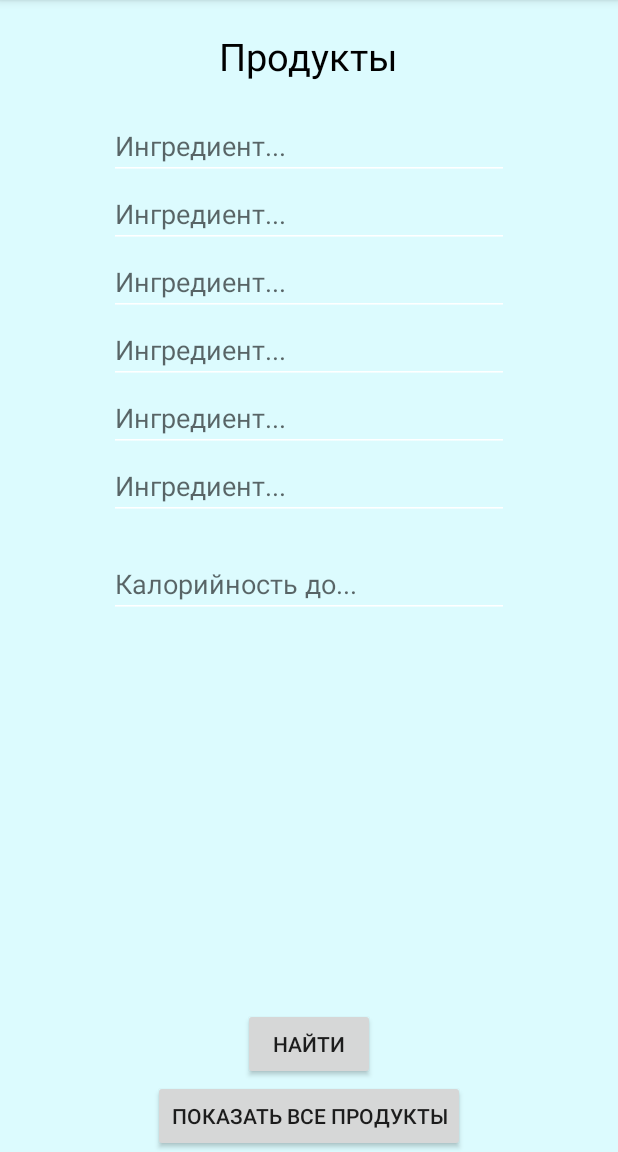
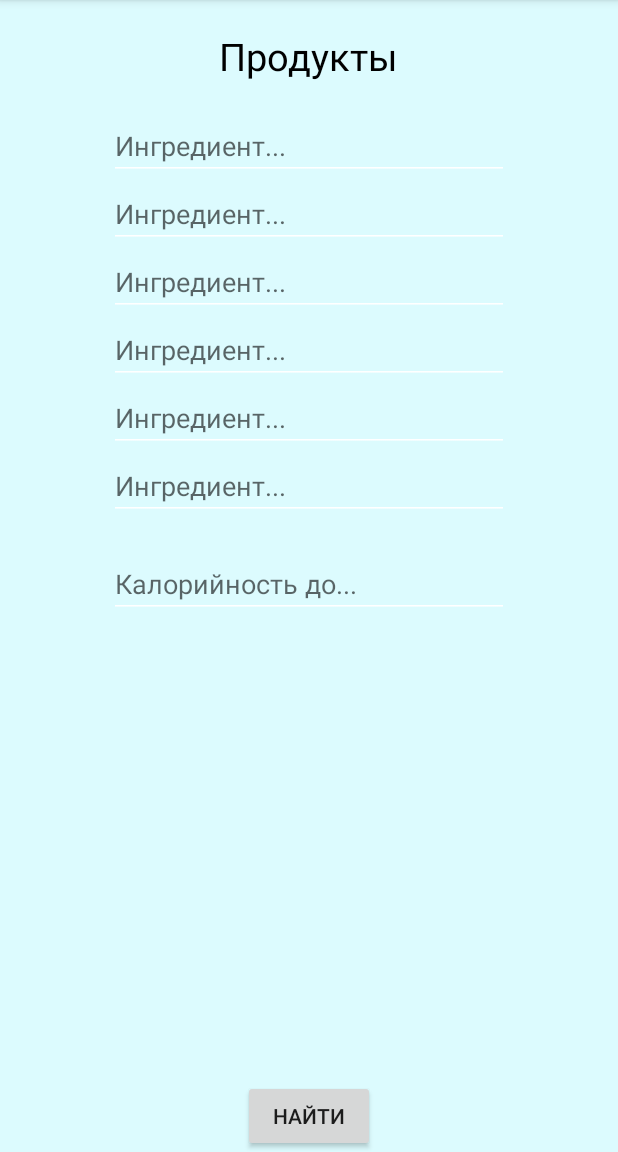
Before and after one commit to Elizaveta19/Recipes_Project, an Android app: the fragment SearchRecipesFragment placed in its activity, on a phone screen of 412 x 824 dp, the part 84-1236 px from its top. Run offline under Robolectric (Android 15) with nearby library versions, the phone set to English and light mode, and no system bars.

Commit message:
Revert "Для отката"
This reverts commit bb5e3eadcc4098b00ee305ff19e56408481230dd.

```diff
--- a/Recipes/app/build.gradle
+++ b/Recipes/app/build.gradle
@@ -24,5 +24,4 @@ dependencies {
     compile 'com.android.support:appcompat-v7:23.0.1'
     compile 'com.android.support:design:23.0.1'
     compile 'org.jsoup:jsoup:1.8.3'
-    compile group: 'org.apache.httpcomponents' , name: 'httpclient-android' , version: '4.3.5.1'
 }
--- a/Recipes/app/src/main/AndroidManifest.xml
+++ b/Recipes/app/src/main/AndroidManifest.xml
@@ -22,11 +22,6 @@
         <activity android:name=".RecipesResult"
             android:label="RecipesResult">
         </activity>
-
-        <activity
-            android:name=".AllProductsActivity"
-            android:label="All Products" >
-        </activity>
     </application>
 
 </manifest>
--- a/Recipes/app/src/main/java/com/acer/recipes/MainActivity.java
+++ b/Recipes/app/src/main/java/com/acer/recipes/MainActivity.java
@@ -133,6 +133,7 @@ public class MainActivity extends AppCompatActivity {
 
     @Override
     public boolean onCreateOptionsMenu(Menu menu) {
+        // Inflate the menu; this adds items to the action bar if it is present.
         getMenuInflater().inflate(R.menu.menu_main, menu);
         return true;
     }
--- a/Recipes/app/src/main/java/com/acer/recipes/RecipesResult.java
+++ b/Recipes/app/src/main/java/com/acer/recipes/RecipesResult.java
@@ -28,6 +28,8 @@ public class RecipesResult extends Activity{
         MyTask mt = new MyTask();
         mt.execute();
     }
+
+
 
     class MyTask extends AsyncTask<Void, Void, Void>
     {
--- a/Recipes/app/src/main/java/com/acer/recipes/fragments/SearchRecipesFragment.java
+++ b/Recipes/app/src/main/java/com/acer/recipes/fragments/SearchRecipesFragment.java
@@ -1,23 +1,31 @@
 package com.acer.recipes.fragments;
 
 import android.content.Intent;
+import android.os.AsyncTask;
 import android.os.Bundle;
+import android.provider.DocumentsContract;
 import android.support.annotation.Nullable;
 import android.support.v4.app.Fragment;
 import android.view.LayoutInflater;
 import android.view.View;
 import android.view.ViewGroup;
 import android.widget.Button;
+import android.widget.TextView;
+
 import com.acer.recipes.R;
 import com.acer.recipes.RecipesResult;
 
+import org.jsoup.Jsoup;
+import org.jsoup.nodes.Document;
+import org.w3c.dom.Text;
+
+import java.io.IOException;
 
 public class SearchRecipesFragment extends Fragment implements View.OnClickListener{
 
     private static final int LAYOUT = R.layout.activity_search_recipes;
     private View view;
     Button sa_searchButton;
-    Button sa_allProductsButton;
 
     @Nullable
     @Override
@@ -25,23 +33,14 @@ public class SearchRecipesFragment extends Fragment implements View.OnClickListe
         view = inflater.inflate(LAYOUT, container, false);
 
         sa_searchButton= (Button) view.findViewById(R.id.sa_searchButton);
-        sa_allProductsButton= (Button) view.findViewById(R.id.sa_allProductsButton);
         sa_searchButton.setOnClickListener(this);
-        sa_allProductsButton.setOnClickListener(this);
         return view;
     }
 
     @Override
     public void onClick(View v) {
-        switch (v.getId()){
-            case R.id.sa_searchButton:
-                Intent intent = new Intent(getActivity(), RecipesResult.class);
-                startActivity(intent);
-                break;
-            case R.id.sa_allProductsButton:
-                //new RequestTask().execute("http://myhomepage.hol.es/login.php");
-                break;
-        }
+        Intent intent = new Intent(getActivity(), RecipesResult.class);
+        startActivity(intent);
     }
 
     public static SearchRecipesFragment getFragment()
--- a/Recipes/app/src/main/res/layout/activity_search_recipes.xml
+++ b/Recipes/app/src/main/res/layout/activity_search_recipes.xml
@@ -74,10 +74,5 @@
         android:layout_height="wrap_content"
         android:text="@string/asr_search_button" />
 
-    <Button
-        android:id="@+id/sa_allProductsButton"
-        android:layout_width="wrap_content"
-        android:layout_height="wrap_content"
-        android:text="Показать все продукты" />
 
 </LinearLayout>
```
Also changed, not shown: Recipes/app/src/main/java/com/acer/recipes/AllProductsActivity.java (deleted, +0 -13 lines), Recipes/app/src/main/res/layout/activity_all_products.xml (deleted, +0 -16 lines), Recipes/app/src/main/res/layout/list_item.xml (deleted, +0 -25 lines), Recipes/app/libs/httpcore-4.3.2.jar (deleted), Recipes/app/libs/httpmime-4.3.5.jar (deleted), Recipes/app/libs/json-20090211.jar (deleted), 1 other file.
